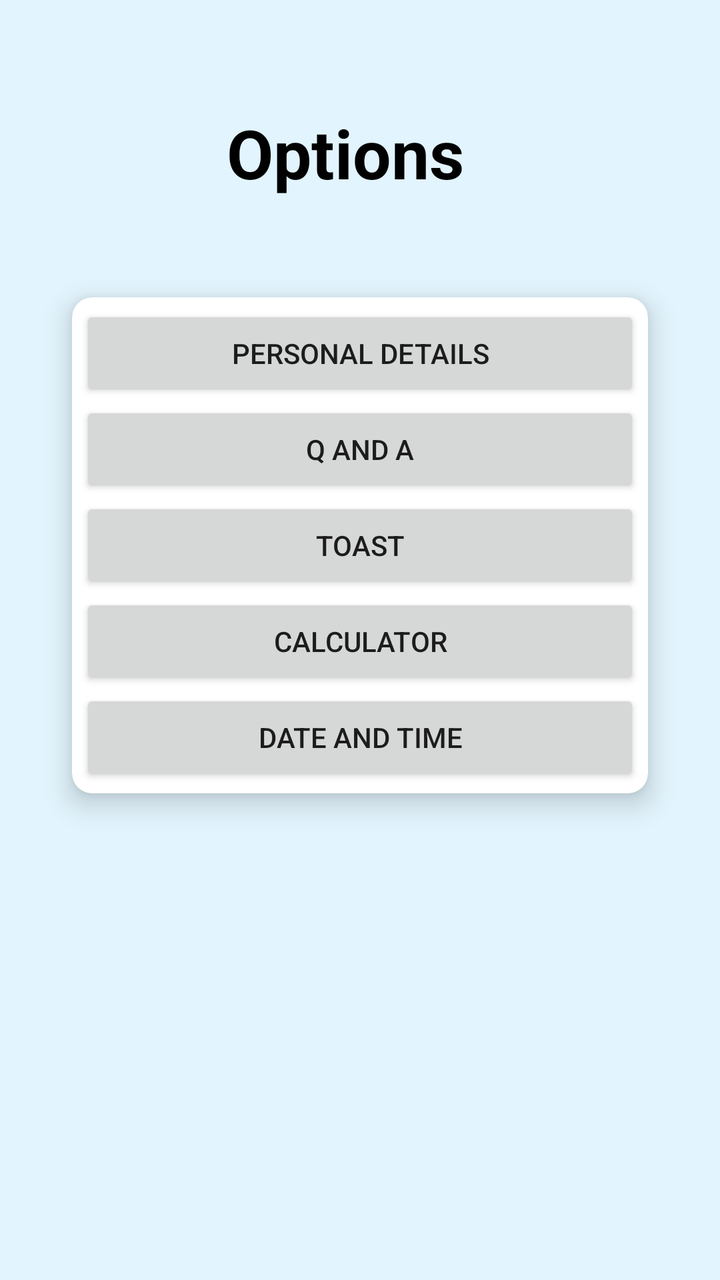
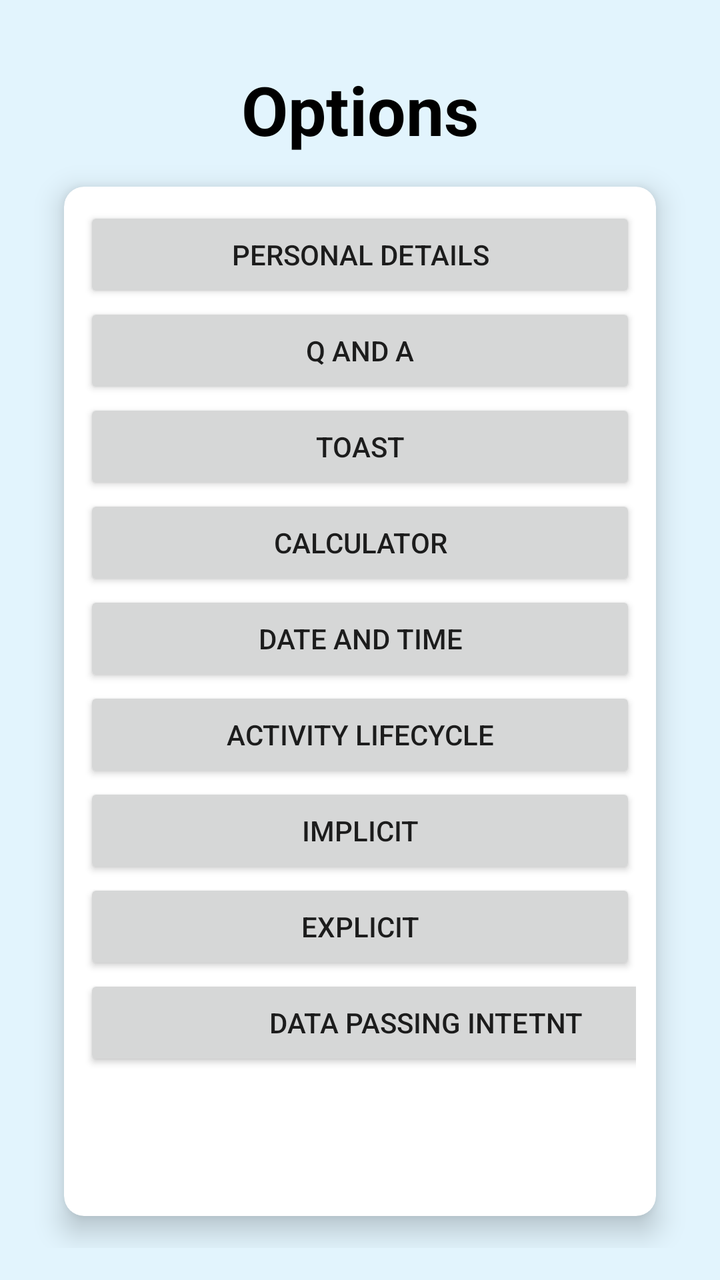

Before-and-after screenshots of an Android layout around one commit, followed by the original layout XML and the change that was made.
<!-- AndroidManifest.xml: application theme Theme.MyApplication -->
<!-- res/layout/activity_main.xml -->
<?xml version="1.0" encoding="utf-8"?>
<androidx.constraintlayout.widget.ConstraintLayout xmlns:android="http://schemas.android.com/apk/res/android"
    xmlns:app="http://schemas.android.com/apk/res-auto"
    xmlns:tools="http://schemas.android.com/tools"
    android:layout_width="match_parent"
    android:layout_height="match_parent"
    android:layout_marginTop="10dp"
    android:background="#A1A7C8"
    android:backgroundTint="#AFE0F6"
    android:backgroundTintMode="screen"
    android:padding="16dp">

    <TextView
        android:id="@+id/textView"
        android:layout_width="wrap_content"
        android:layout_height="wrap_content"
        android:layout_marginStart="131dp"
        android:layout_marginTop="76dp"
        android:layout_marginEnd="146dp"
        android:layout_marginBottom="52dp"
        android:foregroundGravity="center"
        android:gravity="center"
        android:shadowColor="#000000"
        android:text="Options"
        android:textAppearance="@style/TextAppearance.AppCompat.Display1"
        android:textColor="#000000"
        android:textColorHighlight="#000000"
        android:textColorHint="#000000"
        android:textColorLink="#000000"
        android:textStyle="bold"
        app:layout_constraintBottom_toTopOf="@+id/cardView"
        app:layout_constraintEnd_toEndOf="parent"
        app:layout_constraintStart_toStartOf="parent"
        app:layout_constraintTop_toTopOf="parent"
        app:layout_constraintVertical_bias="0.946" />

    <androidx.cardview.widget.CardView
        android:id="@+id/cardView"
        android:layout_width="match_parent"
        android:layout_height="wrap_content"
        android:layout_marginStart="20dp"
        android:layout_marginTop="239dp"
        android:layout_marginEnd="20dp"
        android:layout_marginBottom="334dp"
        android:paddingStart="10dp"
        android:paddingLeft="20dp"
        android:paddingTop="10dp"
        android:paddingEnd="10dp"
        android:paddingRight="20dp"
        android:paddingBottom="10dp"
        app:cardBackgroundColor="#FFFFFF"
        app:cardCornerRadius="10dp"
        app:cardElevation="8dp"
        app:contentPadding="4dp"
        app:layout_constraintBottom_toBottomOf="parent"
        app:layout_constraintEnd_toEndOf="parent"
        app:layout_constraintStart_toStartOf="parent"
        app:layout_constraintTop_toTopOf="parent">

        <LinearLayout
            android:layout_width="match_parent"
            android:layout_height="match_parent"
            android:orientation="vertical"
            android:outlineProvider="background">


            <Button
                android:id="@+id/personal1"
                android:layout_width="match_parent"
                android:layout_height="wrap_content"
                android:text="Personal Details" />

            <Button
                android:id="@+id/QA2"
                android:layout_width="match_parent"
                android:layout_height="wrap_content"
                android:text="Q and A" />

            <Button
                android:id="@+id/toast3"
                android:layout_width="match_parent"
                android:layout_height="wrap_content"
                android:text="Toast" />

            <Button
                android:id="@+id/cal4"
                android:layout_width="match_parent"
                android:layout_height="wrap_content"
                android:text="Calculator" />

            <Button
                android:id="@+id/date5"
                android:layout_width="match_parent"
                android:layout_height="wrap_content"
                android:text="Date and time" />


        </LinearLayout>
    </androidx.cardview.widget.CardView>

</androidx.constraintlayout.widget.ConstraintLayout>
<!-- resources referenced by this layout -->
<resources>
  <style name="Theme.MyApplication" parent="Theme.MaterialComponents.DayNight.DarkActionBar">
          
          <item name="colorPrimary">@color/purple_500</item>
          <item name="colorPrimaryVariant">@color/purple_700</item>
          <item name="colorOnPrimary">@color/white</item>
          
          <item name="colorSecondary">@color/teal_200</item>
          <item name="colorSecondaryVariant">@color/teal_700</item>
          <item name="colorOnSecondary">@color/black</item>
          
          <item name="android:statusBarColor">?attr/colorPrimaryVariant</item>
          
      </style>
  <color name="purple_500">#FF6200EE</color>
  <color name="purple_700">#FF3700B3</color>
  <color name="white">#FFFFFFFF</color>
  <color name="teal_200">#FF03DAC5</color>
  <color name="teal_700">#FF018786</color>
  <color name="black">#FF000000</color>
</resources>

<!-- the commit's change to res/layout/activity_main.xml (unified diff, before → after) -->
@@ -4,7 +4,6 @@
     xmlns:tools="http://schemas.android.com/tools"
     android:layout_width="match_parent"
     android:layout_height="match_parent"
-    android:layout_marginTop="10dp"
     android:background="#A1A7C8"
     android:backgroundTint="#AFE0F6"
     android:backgroundTintMode="screen"
@@ -14,10 +13,7 @@
         android:id="@+id/textView"
         android:layout_width="wrap_content"
         android:layout_height="wrap_content"
-        android:layout_marginStart="131dp"
-        android:layout_marginTop="76dp"
-        android:layout_marginEnd="146dp"
-        android:layout_marginBottom="52dp"
+        android:layout_marginTop="16dp"
         android:foregroundGravity="center"
         android:gravity="center"
         android:shadowColor="#000000"
@@ -28,74 +24,93 @@
         android:textColorHint="#000000"
         android:textColorLink="#000000"
         android:textStyle="bold"
-        app:layout_constraintBottom_toTopOf="@+id/cardView"
         app:layout_constraintEnd_toEndOf="parent"
         app:layout_constraintStart_toStartOf="parent"
-        app:layout_constraintTop_toTopOf="parent"
-        app:layout_constraintVertical_bias="0.946" />
+        app:layout_constraintTop_toTopOf="parent" />
 
     <androidx.cardview.widget.CardView
         android:id="@+id/cardView"
         android:layout_width="match_parent"
-        android:layout_height="wrap_content"
-        android:layout_marginStart="20dp"
-        android:layout_marginTop="239dp"
-        android:layout_marginEnd="20dp"
-        android:layout_marginBottom="334dp"
-        android:paddingStart="10dp"
-        android:paddingLeft="20dp"
-        android:paddingTop="10dp"
-        android:paddingEnd="10dp"
-        android:paddingRight="20dp"
-        android:paddingBottom="10dp"
+        android:layout_height="0dp"
+        android:layout_marginStart="16dp"
+        android:layout_marginTop="16dp"
+        android:layout_marginEnd="16dp"
+        android:layout_marginBottom="16dp"
         app:cardBackgroundColor="#FFFFFF"
         app:cardCornerRadius="10dp"
         app:cardElevation="8dp"
-        app:contentPadding="4dp"
+        app:contentPadding="10dp"
+        app:layout_constraintTop_toBottomOf="@+id/textView"
         app:layout_constraintBottom_toBottomOf="parent"
         app:layout_constraintEnd_toEndOf="parent"
-        app:layout_constraintStart_toStartOf="parent"
-        app:layout_constraintTop_toTopOf="parent">
+        app:layout_constraintStart_toStartOf="parent">
 
-        <LinearLayout
+        <ScrollView
             android:layout_width="match_parent"
-            android:layout_height="match_parent"
-            android:orientation="vertical"
-            android:outlineProvider="background">
+            android:layout_height="wrap_content">
 
-
-            <Button
-                android:id="@+id/personal1"
+            <LinearLayout
                 android:layout_width="match_parent"
                 android:layout_height="wrap_content"
-                android:text="Personal Details" />
+                android:orientation="vertical">
 
-            <Button
-                android:id="@+id/QA2"
-                android:layout_width="match_parent"
-                android:layout_height="wrap_content"
-                android:text="Q and A" />
+                <Button
+                    android:id="@+id/personal1"
+                    android:layout_width="match_parent"
+                    android:layout_height="wrap_content"
+                    android:text="Personal Details" />
 
-            <Button
-                android:id="@+id/toast3"
-                android:layout_width="match_parent"
-                android:layout_height="wrap_content"
-                android:text="Toast" />
+                <Button
+                    android:id="@+id/QA2"
+                    android:layout_width="match_parent"
+                    android:layout_height="wrap_content"
+                    android:text="Q and A" />
 
-            <Button
-                android:id="@+id/cal4"
-                android:layout_width="match_parent"
-                android:layout_height="wrap_content"
-                android:text="Calculator" />
+                <Button
+                    android:id="@+id/toast3"
+                    android:layout_width="match_parent"
+                    android:layout_height="wrap_content"
+                    android:text="Toast" />
 
-            <Button
-                android:id="@+id/date5"
-                android:layout_width="match_parent"
-                android:layout_height="wrap_content"
-                android:text="Date and time" />
+                <Button
+                    android:id="@+id/cal4"
+                    android:layout_width="match_parent"
+                    android:layout_height="wrap_content"
+                    android:text="Calculator" />
 
+                <Button
+                    android:id="@+id/date5"
+                    android:layout_width="match_parent"
+                    android:layout_height="wrap_content"
+                    android:text="Date and time" />
 
-        </LinearLayout>
+                <Button
+                    android:id="@+id/lifecycle6"
+                    android:layout_width="match_parent"
+                    android:layout_height="wrap_content"
+                    android:text="Activity Lifecycle" />
+
+                <Button
+                    android:id="@+id/intent"
+                    android:layout_width="match_parent"
+                    android:layout_height="wrap_content"
+                    android:text="Implicit" />
+
+                <Button
+                    android:id="@+id/explicitbtn"
+                    android:layout_width="match_parent"
+                    android:layout_height="wrap_content"
+                    android:text="Explicit" />
+
+                <Button
+                    android:id="@+id/button3"
+                    android:layout_width="342dp"
+                    android:layout_height="wrap_content"
+                    android:text="Data Passing intetnt" />
+
+            </LinearLayout>
+        </ScrollView>
+
     </androidx.cardview.widget.CardView>
 
 </androidx.constraintlayout.widget.ConstraintLayout>
